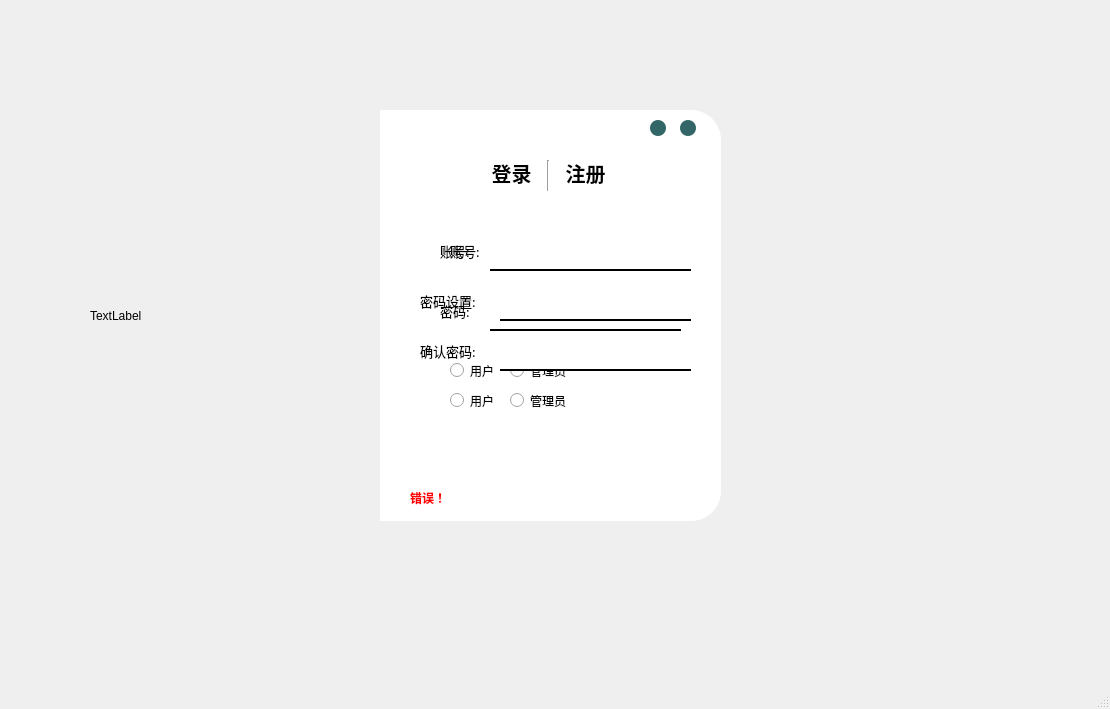
This is loading.ui in python-team-9/final_work as Qt 5 draws it before an edit. The edited form follows.
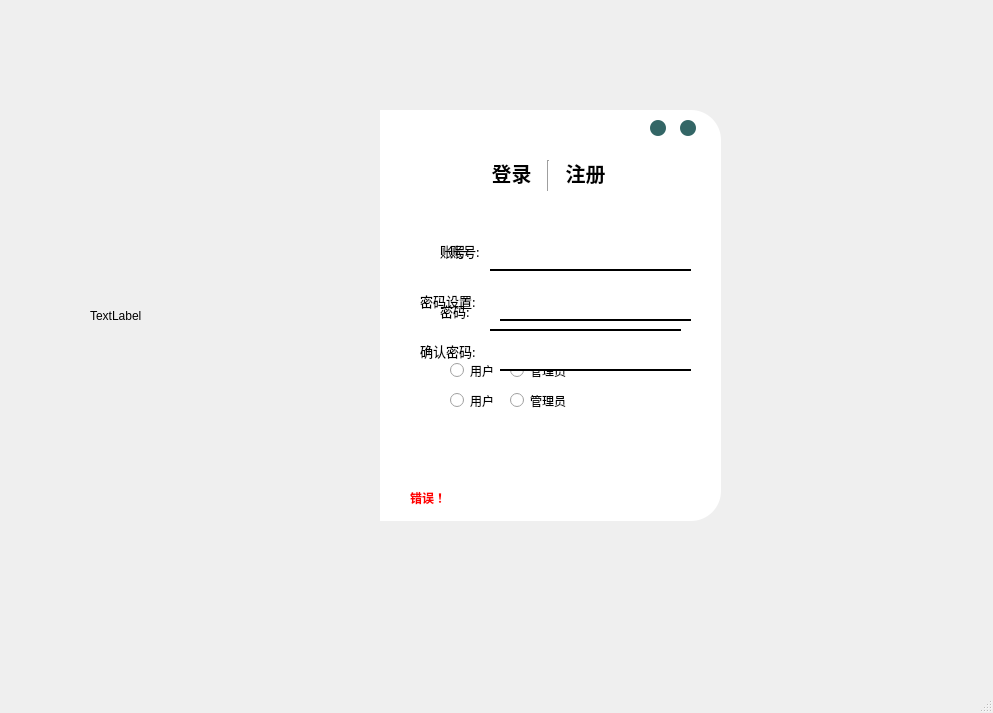
This is the edited form. Icons and pictures are not drawn.

```diff
--- a/loading.ui
+++ b/loading.ui
@@ -6,8 +6,8 @@
    <rect>
     <x>0</x>
     <y>0</y>
-    <width>1110</width>
-    <height>709</height>
+    <width>993</width>
+    <height>713</height>
    </rect>
   </property>
   <property name="windowTitle">
```
